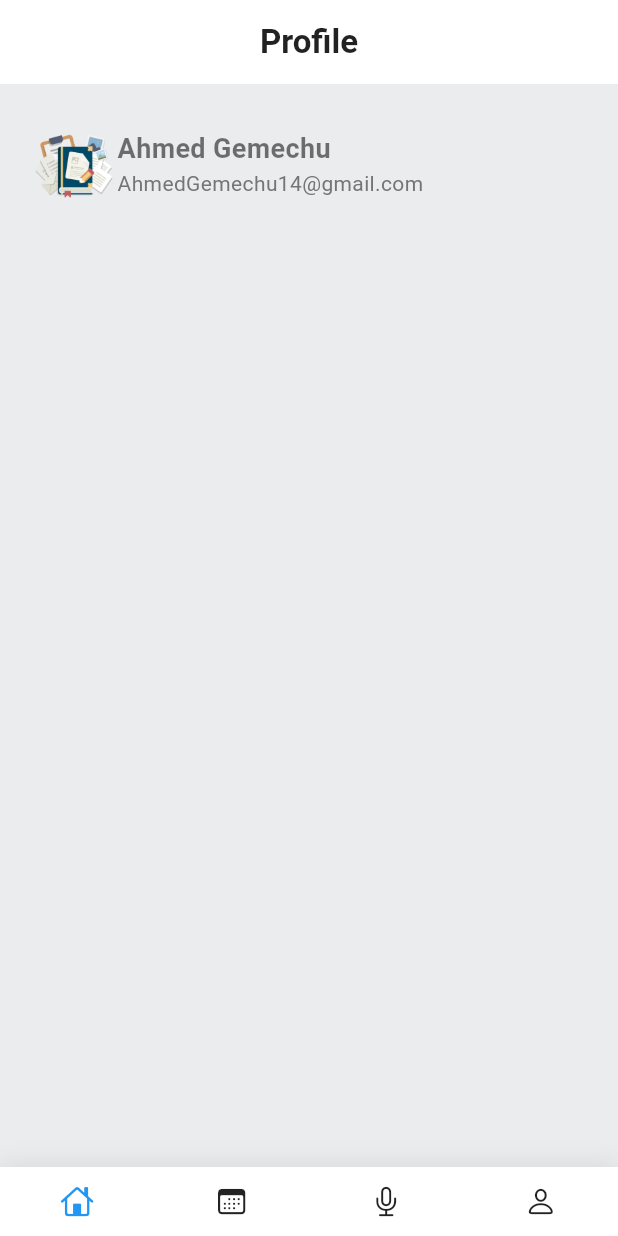
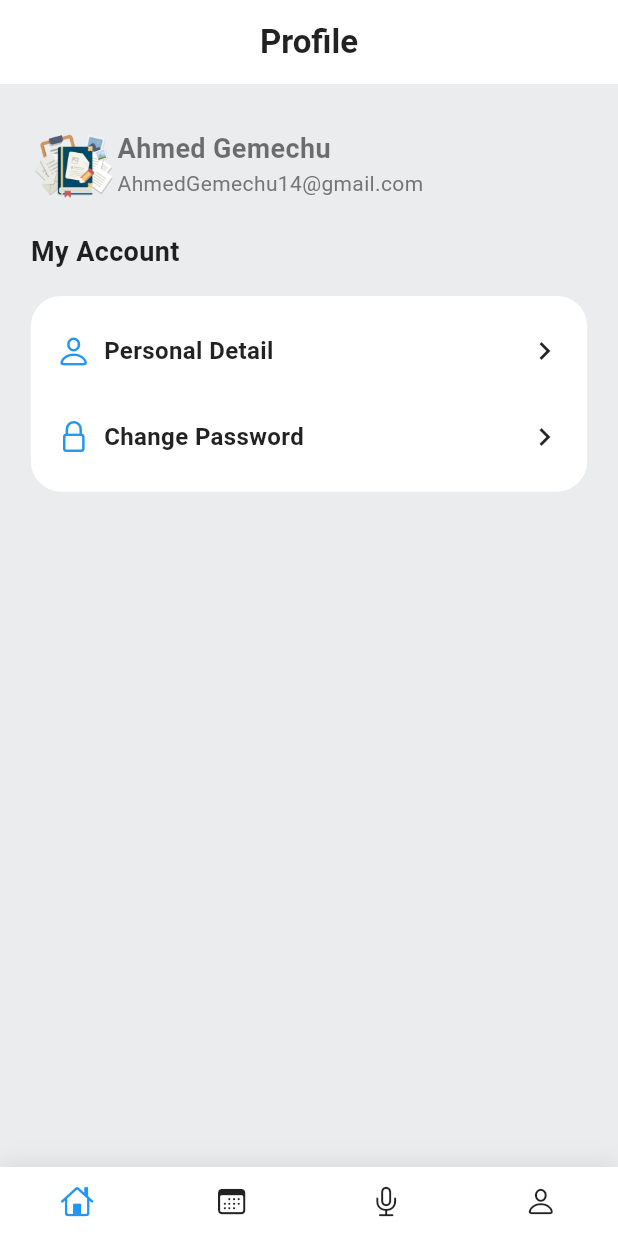
Before and after one commit to Ahmedx44/task_planner, a Flutter app: the screen it shows once a user with an empty profile is signed in, on a phone screen of 412 x 824 dp. Run offline on Flutter 3.47's test engine with Material 3 defaults, Android fonts, the phone set to English and light mode, and no system bars; drawn by our look-alikes of awesome_bottom_bar, extended_image; our stand-ins replace cloud_firestore, dartz, firebase_auth, firebase_core, flutter_hooks, get_it and 6 more; missing offline and left inert: cupertino_onboarding, flagkit, phonenumbers; accounts and stored records are empty.

Commit message:
"Added Cupertino import, modified ProfileView layout with new widgets and styling"

```diff
--- a/lib/ui/profile/profile_view.dart
+++ b/lib/ui/profile/profile_view.dart
@@ -1,4 +1,5 @@
 import 'package:extended_image/extended_image.dart';
+import 'package:flutter/cupertino.dart';
 import 'package:flutter/material.dart';
 import 'package:todo_app/assets/app_image.dart';
 
@@ -24,6 +25,7 @@ class ProfileView extends StatelessWidget {
               horizontal: MediaQuery.sizeOf(context).width * 0.05),
           color: Theme.of(context).colorScheme.surface,
           child: Column(
+            crossAxisAlignment: CrossAxisAlignment.start,
             children: [
               Row(
                 children: [
@@ -47,6 +49,101 @@ class ProfileView extends StatelessWidget {
                     ],
                   )
                 ],
+              ),
+              SizedBox(
+                height: MediaQuery.sizeOf(context).height * 0.02,
+              ),
+              Text(
+                'My Account',
+                style: TextStyle(
+                    fontWeight: FontWeight.bold,
+                    fontSize: 18,
+                    color: Theme.of(context).colorScheme.onSecondary),
+              ),
+              SizedBox(
+                height: MediaQuery.sizeOf(context).height * 0.02,
+              ),
+              Container(
+                padding: EdgeInsets.symmetric(
+                    vertical: MediaQuery.sizeOf(context).height * 0.01),
+                decoration: BoxDecoration(
+                    borderRadius: BorderRadius.circular(20),
+                    color: Theme.of(context).colorScheme.onPrimary),
+                child: Column(
+                  children: [
+                    GestureDetector(
+                      child: Container(
+                        padding: EdgeInsets.symmetric(
+                            horizontal:
+                                MediaQuery.sizeOf(context).width * 0.04),
+                        margin: EdgeInsets.symmetric(
+                            vertical: MediaQuery.sizeOf(context).height * 0.02),
+                        child: Row(
+                          mainAxisAlignment: MainAxisAlignment.spaceBetween,
+                          children: [
+                            Row(
+                              children: [
+                                Icon(CupertinoIcons.person,
+                                    color:
+                                        Theme.of(context).colorScheme.primary),
+                                SizedBox(
+                                  width:
+                                      MediaQuery.sizeOf(context).width * 0.02,
+                                ),
+                                Text(
+                                  'Personal Detail',
+                                  style: TextStyle(
+                                      fontSize: 16,
+                                      color: Theme.of(context)
+                                          .colorScheme
+                                          .onSecondary,
+                                      fontWeight: FontWeight.bold),
+                                )
+                              ],
+                            ),
+                            const Icon(Icons.navigate_next_outlined)
+                          ],
+                        ),
+                      ),
+                    ),
+                    GestureDetector(
+                      child: Container(
+                        padding: EdgeInsets.symmetric(
+                            horizontal:
+                                MediaQuery.sizeOf(context).width * 0.04),
+                        margin: EdgeInsets.symmetric(
+                            vertical: MediaQuery.sizeOf(context).height * 0.02),
+                        child: Row(
+                          mainAxisAlignment: MainAxisAlignment.spaceBetween,
+                          children: [
+                            Row(
+                              children: [
+                                Icon(
+                                  CupertinoIcons.lock,
+                                  color: Theme.of(context).colorScheme.primary,
+                                ),
+                                SizedBox(
+                                  width:
+                                      MediaQuery.sizeOf(context).width * 0.02,
+                                ),
+                                Text(
+                                  'Change Password',
+                                  style: TextStyle(
+                                      fontSize: 16,
+                                      color: Theme.of(context)
+                                          .colorScheme
+                                          .onSecondary,
+                                      fontWeight: FontWeight.bold),
+                                )
+                              ],
+                            ),
+                            Icon(Icons.navigate_next_outlined)
+                          ],
+                        ),
+                      ),
+                    )
+                  ],
+                ),
               )
             ],
           ),
```
